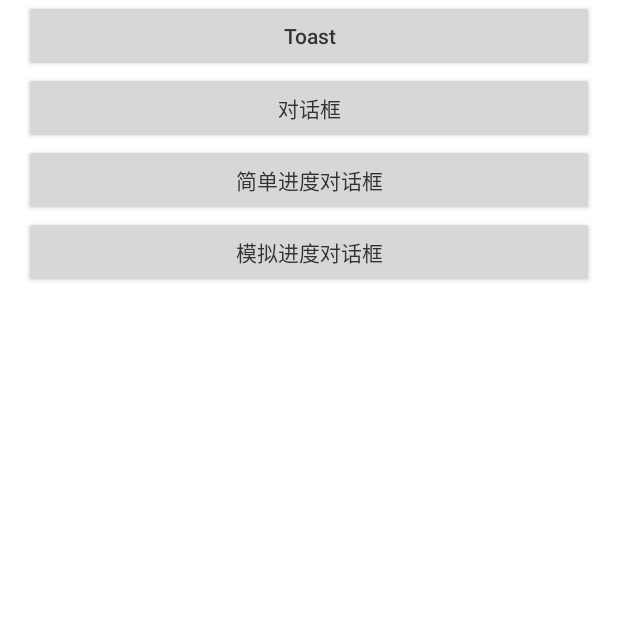
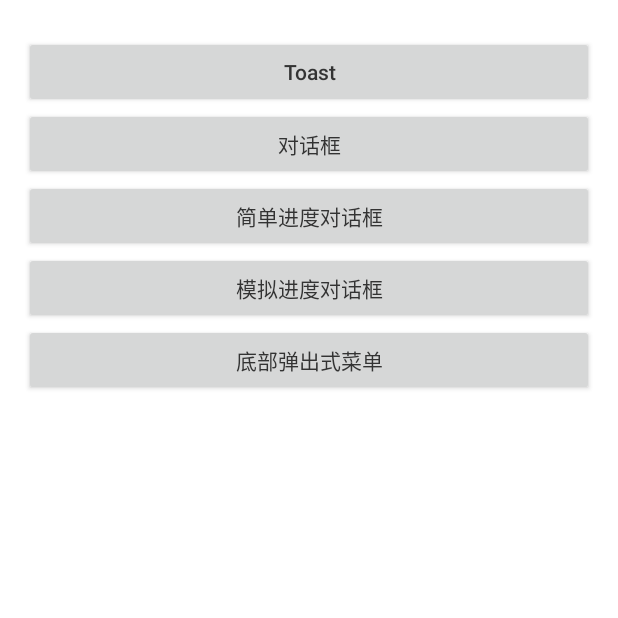
Before and after one commit to xuqiqiang/AndroidUIKit, an Android app: the screen it shows after launch (MainActivity), on a phone screen of 412 x 824 dp, the top half of it. Run offline under Robolectric (Android 15) with nearby library versions, the phone set to English and light mode, and no system bars.

Commit message:
Fix: demo

```diff
--- a/demo/build.gradle
+++ b/demo/build.gradle
@@ -25,5 +25,6 @@ dependencies {
     testImplementation rootProject.ext.dependencies["junit"]
     androidTestImplementation rootProject.ext.dependencies["runner"]
     androidTestImplementation rootProject.ext.dependencies["espresso-core"]
+    implementation rootProject.ext.dependencies["recyclerview"]
     implementation project(path: ':libuikit')
 }
--- a/demo/src/main/res/layout/activity_main.xml
+++ b/demo/src/main/res/layout/activity_main.xml
@@ -1,11 +1,16 @@
 <?xml version="1.0" encoding="utf-8"?>
-<ScrollView xmlns:android="http://schemas.android.com/apk/res/android"
+<com.xuqiqiang.uikit.view.StatusBarHeightView xmlns:android="http://schemas.android.com/apk/res/android"
+    xmlns:app="http://schemas.android.com/apk/res-auto"
     xmlns:tools="http://schemas.android.com/tools"
     android:layout_width="match_parent"
     android:layout_height="match_parent"
-    android:fillViewport="true"
-    android:orientation="vertical"
+    app:use_type="use_padding_top"
     tools:context=".MainActivity">
+
+    <ScrollView
+        android:layout_width="match_parent"
+        android:layout_height="match_parent"
+        android:fillViewport="true">
 
         <LinearLayout
             android:layout_width="match_parent"
@@ -39,5 +44,12 @@
                 android:layout_height="wrap_content"
                 android:onClick="progressDialog2"
                 android:text="模拟进度对话框" />
+
+            <Button
+                android:layout_width="match_parent"
+                android:layout_height="wrap_content"
+                android:onClick="popupMenu"
+                android:text="底部弹出式菜单" />
         </LinearLayout>
     </ScrollView>
+</com.xuqiqiang.uikit.view.StatusBarHeightView>
--- a/demo/src/main/res/values/styles.xml
+++ b/demo/src/main/res/values/styles.xml
@@ -2,5 +2,6 @@
     <!-- Base application theme. -->
     <style name="AppTheme" parent="Theme.BaseAppTheme">
         <item name="colorAccent">@color/colorAccent</item>
+        <item name="statusBarImmersion">true</item>
     </style>
 </resources>
```
Also changed, not shown: demo/src/main/java/com/xuqiqiang/uikit/demo/MainActivity.java (+16 -0 lines). Lines whose indentation alone changed are shown as unchanged.
